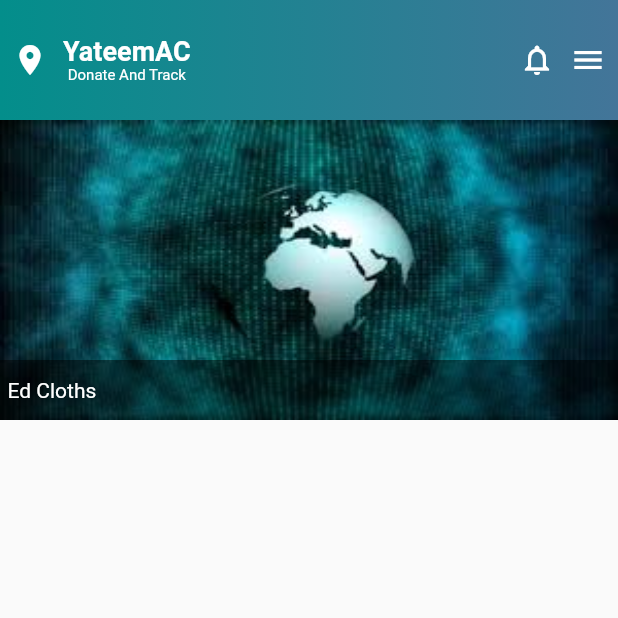
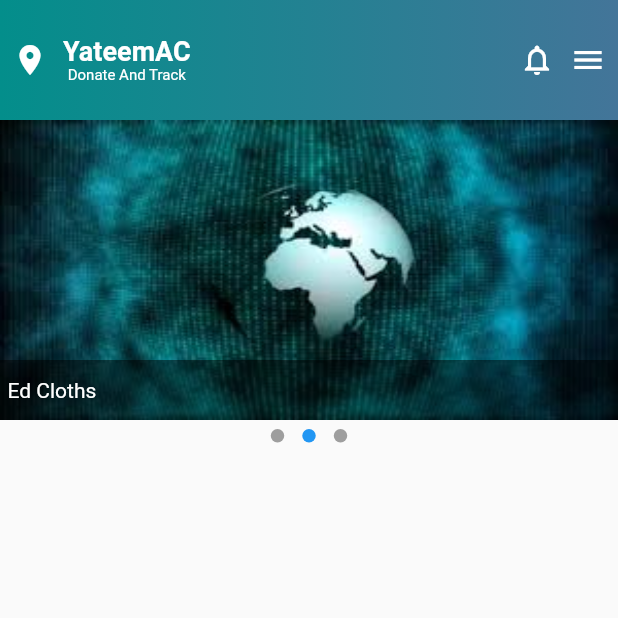
Before and after one commit to youssefdarahem/YateemAC, a Flutter app: the screen it shows after launch, on a phone screen of 412 x 824 dp, the top half of it. Run offline on Flutter 3.47's test engine with Material 2 defaults, Android fonts, the phone set to English and light mode, and no system bars; drawn by our look-alikes of dots_indicator.

Commit message:
image slider implemented

```diff
--- a/lib/widgets/image_with_banner.dart
+++ b/lib/widgets/image_with_banner.dart
@@ -1,5 +1,11 @@
 import 'package:flutter/material.dart';
 
+/*
+* draws the images with the text on the bottom.
+* Parameters
+*  String Text : text that shows under the image
+*  String imagePath : path to the image
+ */
 class ImageWithText extends StatelessWidget {
   final String text;
   final String imagePath;
@@ -39,7 +45,10 @@ class ImageWithText extends StatelessWidget {
             left: 5.0,
             child: Text(
               text,
-              style: const TextStyle(color: Colors.white),
+              style: Theme.of(context)
+                  .textTheme
+                  .bodyText2
+                  ?.copyWith(color: Colors.white),
             ),
           ),
         ],
--- a/lib/widgets/photo_slider.dart
+++ b/lib/widgets/photo_slider.dart
@@ -1,27 +1,44 @@
+import 'package:dots_indicator/dots_indicator.dart';
 import 'package:flutter/material.dart';
-import 'package:yateem_app_test/widgets/image_with_banner.dart';
 
+import 'image_with_banner.dart';
+
+// builds the photo slider for the first part of the screen
 class PhotoSlider extends StatelessWidget {
   const PhotoSlider({Key? key}) : super(key: key);
 
+  final List<ImageWithText> images = const [
+    ImageWithText(
+      text: 'Ed Cloths',
+      imagePath: 'assets/images/01.jpeg',
+    ),
+    ImageWithText(
+      text: 'Thank you.. 1,000 Orphans are sponsored..',
+      imagePath: 'assets/images/02.jpeg',
+    ),
+    ImageWithText(
+      text: 'Children Education is a Priority Of All Nations ',
+      imagePath: 'assets/images/03.jpeg',
+    ),
+  ];
+
   @override
   Widget build(BuildContext context) {
-    return SizedBox(
-      height: 200,
-      child: ListView(
-        shrinkWrap: true,
-        scrollDirection: Axis.horizontal,
-        children: const <Widget>[
-          ImageWithText(
-            text: 'Ed Cloths',
-            imagePath: 'assets/images/01.jpeg',
+    return Column(
+      children: [
+        SizedBox(
+          height: 200,
+          child: ListView(
+            shrinkWrap: true,
+            scrollDirection: Axis.horizontal,
+            children: images,
           ),
-          ImageWithText(
-            text: 'Ed Cloths',
-            imagePath: 'assets/images/01.jpeg',
-          ),
-        ],
-      ),
+        ),
+        DotsIndicator(
+          dotsCount: images.length,
+          position: 1,
+        )
+      ],
     );
   }
 }
```
